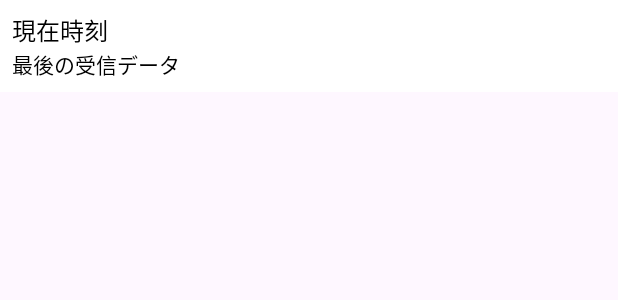
After one commit to tkna3963/KoiYure, an Android app: the layout widget_layout.xml on its own in the app's theme, with its tools: preview values and no code run, on a phone screen of 412 x 824 dp. The commit adds this screen. Shown: the top 300 px of the screen. Run offline under Robolectric (Android 15) with nearby library versions, the phone set to English and light mode, and no system bars.

Commit message:
いろいろ

```diff
--- /dev/null
+++ b/app/src/main/res/layout/widget_layout.xml
@@ -0,0 +1,24 @@
+<?xml version="1.0" encoding="utf-8"?>
+<LinearLayout xmlns:android="http://schemas.android.com/apk/res/android"
+    android:layout_width="match_parent"
+    android:layout_height="wrap_content"
+    android:orientation="vertical"
+    android:padding="8dp"
+    android:background="@android:color/white">
+
+    <TextView
+        android:id="@+id/widget_time"
+        android:layout_width="wrap_content"
+        android:layout_height="wrap_content"
+        android:text="現在時刻"
+        android:textSize="16sp"
+        android:textColor="@android:color/black" />
+
+    <TextView
+        android:id="@+id/widget_last_data"
+        android:layout_width="wrap_content"
+        android:layout_height="wrap_content"
+        android:text="最後の受信データ"
+        android:textSize="14sp"
+        android:textColor="@android:color/black" />
+</LinearLayout>
```
Also changed, not shown: app/src/main/AndroidManifest.xml (+23 -0 lines), app/src/main/java/com/example/koiyure/BootReceiver.java (added, +26 -0 lines), app/src/main/java/com/example/koiyure/MainActivity.java (+20 -0 lines), app/src/main/java/com/example/koiyure/WebSocketService.java (added, +140 -0 lines), app/src/main/java/com/example/koiyure/WidgetProvider.java (added, +41 -0 lines), app/src/main/res/xml/widget_provider.xml (added, +8 -0 lines).
